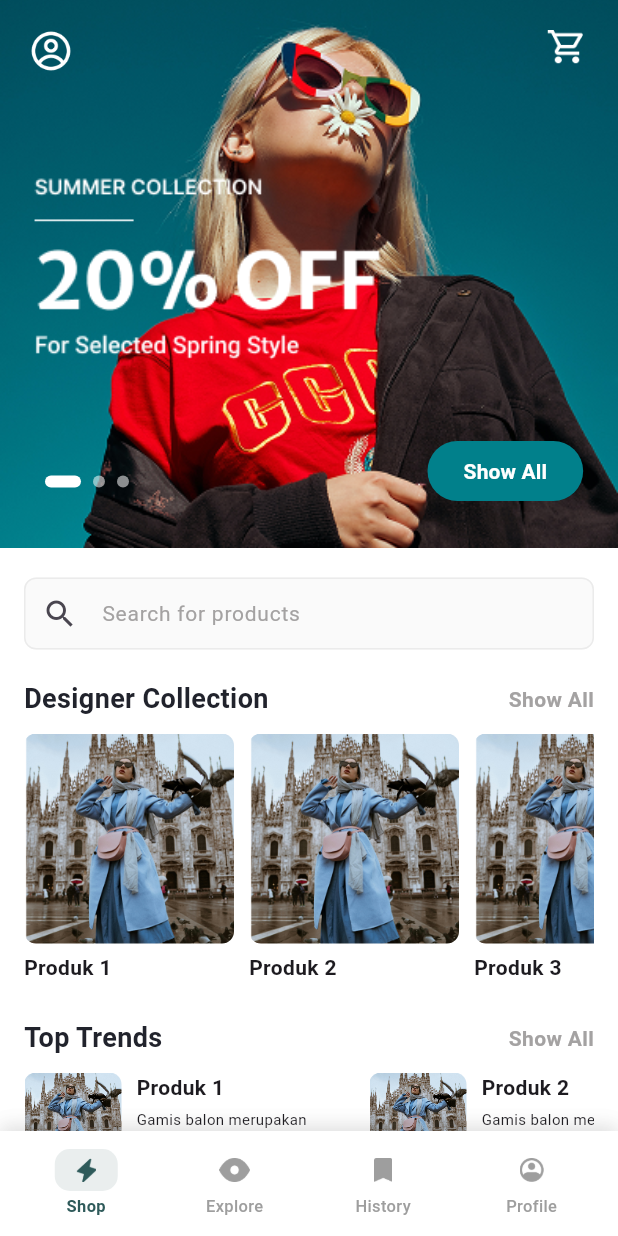
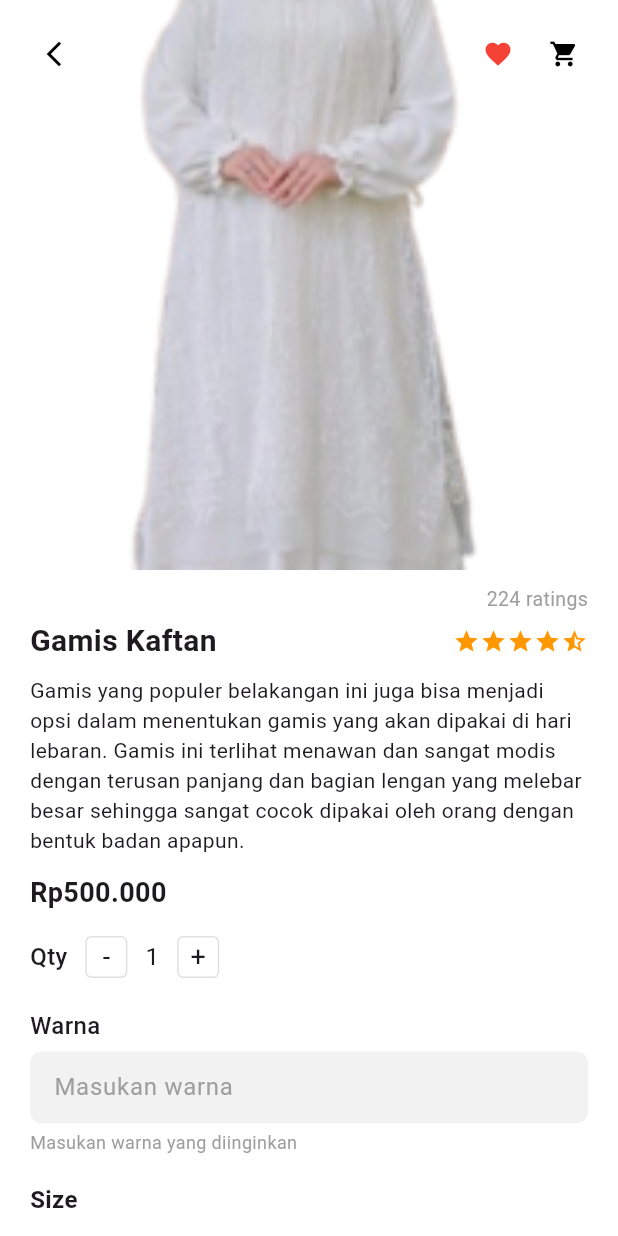
Before and after one commit to dinaaalyh/tailor-project, a Flutter app: the screen it shows after launch, on a phone screen of 412 x 824 dp. Run offline on Flutter 3.47's test engine with Material 3 defaults, Android fonts, the phone set to English and light mode, and no system bars; drawn by our look-alikes of carousel_slider, smooth_page_indicator; our stand-ins replace bloc, eva_icons_flutter, flutter_bloc, get, get_storage, google_fonts and 1 more.

Commit message:
detail product

```diff
--- a/lib/main.dart
+++ b/lib/main.dart
@@ -1,6 +1,7 @@
 import 'package:flutter/material.dart';
 import 'package:flutter_bloc/flutter_bloc.dart';
 import 'package:tailor_project/data/state/bloc/main_fragment_bloc/main_fragment_bloc.dart';
+import 'package:tailor_project/representative/screen/detail_fragment/product_detail_screen.dart';
 import 'package:tailor_project/representative/screen/main_fragment/main_fragment_screen.dart';
 
 void main() {
@@ -20,7 +21,7 @@ class MainApp extends StatelessWidget {
       ],
       child: const MaterialApp(
         debugShowCheckedModeBanner: false,
-        home: MainFragmentScreen(),
+        home: ProductDetailScreen(),
       ),
     );
   }
--- /dev/null
+++ b/lib/representative/models/product_details_model.dart
@@ -0,0 +1,25 @@
+import 'package:tailor_project/utils/assets.gen.dart';
+
+class Product {
+  final String id;
+  final String name;
+  final AssetGenImage image;
+  final int price;
+  final String description;// asset path
+  final double rating; // 0..5
+  final int ratingCount;
+  final List<String> sizes;
+  bool isFavorite;
+
+  Product({
+    required this.id,
+    required this.name,
+    required this.price,
+    required this.description,
+    required this.image,
+    required this.rating,
+    required this.ratingCount,
+    this.sizes = const ['XS', 'S', 'M', 'L', 'XL'],
+    this.isFavorite = false,
+  });
+}
--- /dev/null
+++ b/lib/representative/screen/detail_fragment/product_detail_screen.dart
@@ -0,0 +1,349 @@
+import 'package:flutter/material.dart';
+import 'package:intl/intl.dart';
+import 'package:tailor_project/utils/colors.dart';
+
+class ProductDetailScreen extends StatefulWidget {
+  const ProductDetailScreen({super.key});
+
+  @override
+  State<ProductDetailScreen> createState() => _ProductDetailScreenState();
+}
+
+class _ProductDetailScreenState extends State<ProductDetailScreen> {
+  int _quantity = 1;
+
+  // Warna + ukuran badan
+  final _warnaController = TextEditingController();
+  final _panjangBajuC = TextEditingController();
+  final _lingkarDadaC = TextEditingController();
+  final _lingkarPinggangC = TextEditingController();
+  final _panjangLenganC = TextEditingController();
+
+  final List<String> _sizes = ['XL', 'XS', 'S', 'M', 'L'];
+  int _selectedSize = 0;
+
+  @override
+  void dispose() {
+    _warnaController.dispose();
+    _panjangBajuC.dispose();
+    _lingkarDadaC.dispose();
+    _lingkarPinggangC.dispose();
+    _panjangLenganC.dispose();
+    super.dispose();
+  }
+
+  String formatRupiah(int amount) {
+    final f =
+        NumberFormat.currency(locale: 'id_ID', symbol: 'Rp', decimalDigits: 0);
+    return f.format(amount);
+  }
+
+  InputDecoration _deco(String hint) => InputDecoration(
+        hintText: hint,
+        filled: true,
+        fillColor: const Color(0xFFF2F2F2),
+        hintStyle: const TextStyle(color: Colors.grey),
+        border: OutlineInputBorder(
+          borderRadius: BorderRadius.circular(8),
+          borderSide: BorderSide.none,
+        ),
+        contentPadding:
+            const EdgeInsets.symmetric(horizontal: 12, vertical: 12),
+      );
+
+  Widget _helper(String text) => Padding(
+        padding: const EdgeInsets.only(top: 4, bottom: 12),
+        child: Text(text,
+            style: const TextStyle(fontSize: 12, color: Colors.grey)),
+      );
+
+  @override
+  Widget build(BuildContext context) {
+    return Scaffold(
+      backgroundColor: white,
+      body: SafeArea(
+        child: Column(
+          children: [
+            // ================== Hero image + icons ==================
+            Stack(
+              children: [
+                Image.asset(
+                  'assets/images/product1.png',
+                  width: double.infinity,
+                  height: 380,
+                  fit: BoxFit.cover,
+                ),
+                Positioned(
+                  top: 16,
+                  left: 16,
+                  child: _circleIcon(Icons.arrow_back_ios_new, () {
+                    Navigator.pop(context);
+                  }),
+                ),
+                Positioned(
+                  top: 16,
+                  right: 60,
+                  child: _circleIcon(Icons.favorite, () {
+                    // TODO: toggle favorit
+                  }, iconColor: Colors.red),
+                ),
+                Positioned(
+                  top: 16,
+                  right: 16,
+                  child: _circleIcon(Icons.shopping_cart, () {
+                    // TODO: ke keranjang
+                  }),
+                ),
+              ],
+            ),
+
+            // ================== Content ==================
+            Expanded(
+              child: SingleChildScrollView(
+                padding:
+                    const EdgeInsets.symmetric(horizontal: 20, vertical: 10),
+                child: Column(
+                  crossAxisAlignment: CrossAxisAlignment.start,
+                  children: [
+                    // Rating text di atas, judul + stars di baris bawah (kanan)
+                    Align(
+                      alignment: Alignment.centerRight,
+                      child: const Text(
+                        "224 ratings",
+                        style: TextStyle(fontSize: 13, color: Colors.grey),
+                      ),
+                    ),
+                    const SizedBox(height: 4),
+                    Row(
+                      mainAxisAlignment: MainAxisAlignment.spaceBetween,
+                      children: [
+                        const Text(
+                          "Gamis Kaftan",
+                          style: TextStyle(
+                              fontSize: 20, fontWeight: FontWeight.bold),
+                        ),
+                        Row(
+                          children: const [
+                            Icon(Icons.star, color: Colors.orange, size: 18),
+                            Icon(Icons.star, color: Colors.orange, size: 18),
+                            Icon(Icons.star, color: Colors.orange, size: 18),
+                            Icon(Icons.star, color: Colors.orange, size: 18),
+                            Icon(Icons.star_half,
+                                color: Colors.orange, size: 18),
+                          ],
+                        ),
+                      ],
+                    ),
+
+                    const SizedBox(height: 8),
+                    const Text(
+                      "Gamis yang populer belakangan ini juga bisa menjadi opsi dalam menentukan gamis yang akan dipakai di hari lebaran. "
+                      "Gamis ini terlihat menawan dan sangat modis dengan terusan panjang dan bagian lengan yang melebar besar sehingga sangat cocok "
+                      "dipakai oleh orang dengan bentuk badan apapun.",
+                      style: TextStyle(fontSize: 14),
+                    ),
+
+                    const SizedBox(height: 12),
+                    Text(
+                      formatRupiah(500000),
+                      style: const TextStyle(
+                          fontSize: 18, fontWeight: FontWeight.bold),
+                    ),
+                    const SizedBox(height: 16),
+
+                    // Qty
+                    Row(
+                      children: [
+                        const Text("Qty",
+                            style: TextStyle(
+                                fontSize: 16, fontWeight: FontWeight.w500)),
+                        const SizedBox(width: 12),
+                        _qtyButton("-", () {
+                          setState(() {
+                            if (_quantity > 1) _quantity--;
+                          });
+                        }),
+                        Padding(
+                          padding: const EdgeInsets.symmetric(horizontal: 12),
+                          child: Text("$_quantity",
+                              style: const TextStyle(fontSize: 16)),
+                        ),
+                        _qtyButton("+", () {
+                          setState(() {
+                            _quantity++;
+                          });
+                        }),
+                      ],
+                    ),
+
+                    const SizedBox(height: 20),
+
+                    // Warna
+                    const Text("Warna",
+                        style: TextStyle(
+                            fontSize: 16, fontWeight: FontWeight.w500)),
+                    const SizedBox(height: 6),
+                    TextField(
+                      controller: _warnaController,
+                      decoration: _deco("Masukan warna"),
+                    ),
+                    _helper("Masukan warna yang diinginkan"),
+
+                    // ============ Size & Measurement ============
+                    const SizedBox(height: 6),
+                    const Text("Size",
+                        style: TextStyle(
+                            fontSize: 16, fontWeight: FontWeight.w600)),
+                    const SizedBox(height: 8),
+                    Wrap(
+                      spacing: 8,
+                      runSpacing: 8,
+                      children: List.generate(_sizes.length, (i) {
+                        final sel = _selectedSize == i;
+                        return ChoiceChip(
+                          label: Text(_sizes[i]),
+                          selected: sel,
+                          onSelected: (_) => setState(() => _selectedSize = i),
+                          selectedColor: const Color(0xFF006171),
+                          labelStyle: TextStyle(
+                              color: sel ? Colors.white : Colors.black87),
+                          backgroundColor: const Color(0xFFEDEDED),
+                          shape: RoundedRectangleBorder(
+                              borderRadius: BorderRadius.circular(8)),
+                        );
+                      }),
+                    ),
+                    _helper("Pilih size gamis yang diinginkan"),
+
+                    const Text("Panjang Baju",
+                        style: TextStyle(fontWeight: FontWeight.w600)),
+                    const SizedBox(height: 6),
+                    TextField(
+                      controller: _panjangBajuC,
+                      keyboardType: TextInputType.number,
+                      decoration: _deco("Masukan Panjang Baju"),
+                    ),
+                    _helper("Masukan panjang baju yang diinginkan"),
+
+                    const Text("Lingkar Dada",
+                        style: TextStyle(fontWeight: FontWeight.w600)),
+                    const SizedBox(height: 6),
+                    TextField(
+                      controller: _lingkarDadaC,
+                      keyboardType: TextInputType.number,
+                      decoration: _deco("Masukan Lingkar Dada"),
+                    ),
+                    _helper("Masukan lingkar dada yang diinginkan"),
+
+                    const Text("Lingkar Pinggang",
+                        style: TextStyle(fontWeight: FontWeight.w600)),
+                    const SizedBox(height: 6),
+                    TextField(
+                      controller: _lingkarPinggangC,
+                      keyboardType: TextInputType.number,
+                      decoration: _deco("Masukan Lingkar Pinggang"),
+                    ),
+                    _helper("Masukan Lingkar Pinggang yang diinginkan"),
+
+                    const Text("Panjang Lengan",
+                        style: TextStyle(fontWeight: FontWeight.w600)),
+                    const SizedBox(height: 6),
+                    TextField(
+                      controller: _panjangLenganC,
+                      keyboardType: TextInputType.number,
+                      decoration: _deco("Masukan Panjang Lengan"),
+                    ),
+                    _helper("Masukan Panjang lengan yang diinginkan"),
+
+                    const SizedBox(height: 20),
+
+                    // Tombol aksi
+                    Row(
+                      children: [
+                        Expanded(
+                          child: ElevatedButton(
+                            onPressed: _onOrderNow,
+                            style: ElevatedButton.styleFrom(
+                              backgroundColor: const Color(0xff44858B),
+                              padding:
+                                  const EdgeInsets.symmetric(vertical: 14),
+                              shape: RoundedRectangleBorder(
+                                  borderRadius: BorderRadius.circular(6)),
+                            ),
+                            child: const Text("Pesan Sekarang",
+                            style: TextStyle(fontSize: 13, color: Colors.white)),
+
+                          ),
+                        ),
+                        const SizedBox(width: 12),
+                        Expanded(
+                          child: ElevatedButton(
+                            onPressed: () {
+                              // TODO: add to cart
+                            },
+                            style: ElevatedButton.styleFrom(
+                              backgroundColor: const Color(0xff44858B),
+                              padding:
+                                  const EdgeInsets.symmetric(vertical: 14),
+                              shape: RoundedRectangleBorder(
+                                  borderRadius: BorderRadius.circular(6)),
+                            ),
+                            child: const Text("Keranjang",
+                            style: TextStyle(fontSize: 13, color: Colors.white)),
+                          ),
+                        ),
+                      ],
+                    ),
+                  ],
+                ),
+              ),
+            )
+          ],
+        ),
+      ),
+    );
+  }
+
+  void _onOrderNow() {
+    // Validasi ringan agar user isi ukuran dulu
+    if (_panjangBajuC.text.isEmpty ||
+        _lingkarDadaC.text.isEmpty ||
+        _lingkarPinggangC.text.isEmpty ||
+        _panjangLenganC.text.isEmpty) {
+      ScaffoldMessenger.of(context).showSnackBar(
+        const SnackBar(content: Text("Lengkapi ukuran terlebih dahulu")),
+      );
+      return;
+    }
+    // TODO: lanjut ke checkout
+  }
+
+  // ================= helpers =================
+  Widget _circleIcon(IconData icon, VoidCallback onPressed,
+      {Color iconColor = Colors.black}) {
+    return CircleAvatar(
+      radius: 20,
+      backgroundColor: Colors.white,
+      child: IconButton(
+        icon: Icon(icon, color: iconColor, size: 20),
+        onPressed: onPressed,
+      ),
+    );
+  }
+
+  Widget _qtyButton(String label, VoidCallback onTap) {
+    return InkWell(
+      onTap: onTap,
+      child: Container(
+        width: 28,
+        height: 28,
+        alignment: Alignment.center,
+        decoration: BoxDecoration(
+          border: Border.all(color: Colors.black12),
+          borderRadius: BorderRadius.circular(4),
+        ),
+        child: Text(label, style: const TextStyle(fontSize: 18)),
+      ),
+    );
+  }
+}
```
Also changed, not shown: lib/representative/models/home_products_model.dart (line endings or trailing spaces).
